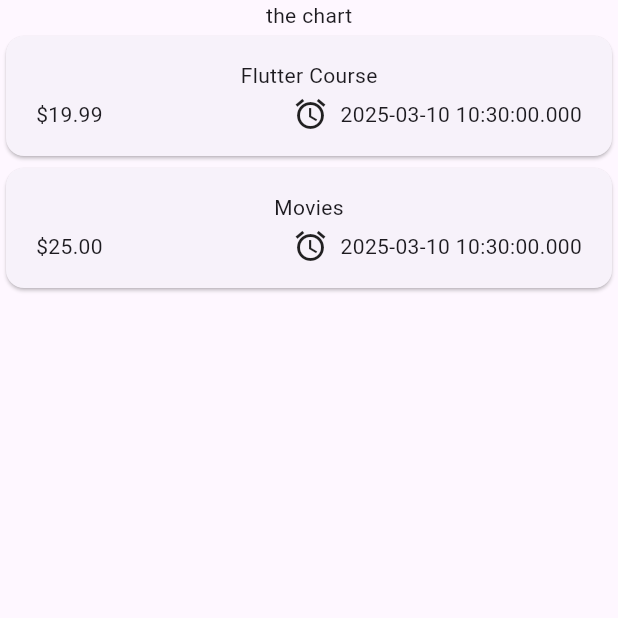
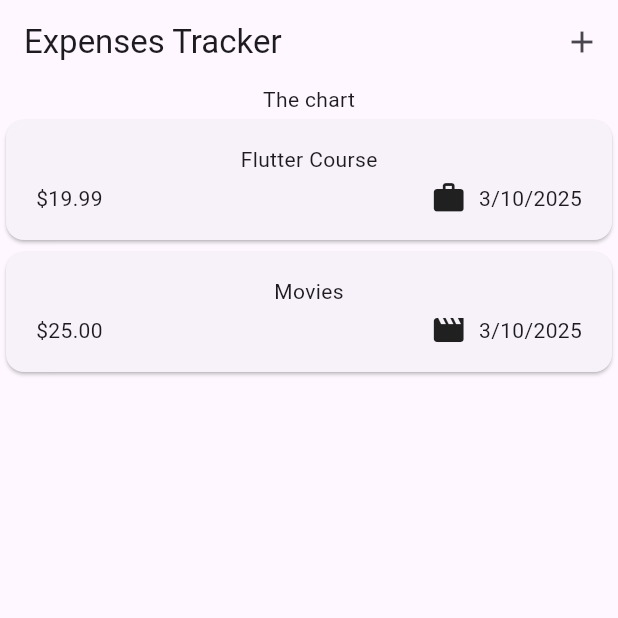
Before and after one commit to DRANZEER/Expense-tracker-app, a Flutter app: the screen it shows after launch, on a phone screen of 412 x 824 dp, the top half of it. Run offline on Flutter 3.47's test engine with Material 3 defaults, Android fonts, the phone set to English and light mode, and no system bars.

Commit message:
completed adding App bar and added option to add  new expenses and show error massage if invalid expenses is added.

```diff
--- a/lib/main.dart
+++ b/lib/main.dart
@@ -3,8 +3,9 @@ import 'package:expense_tracker/widgets/expenses.dart';
 
 void main() {
   runApp(
-    const MaterialApp(
-      home: Expenses(),
+    MaterialApp(
+      theme: ThemeData(useMaterial3: true),
+      home: const Expenses(),
     ),
   );
 }
--- a/lib/models/expense.dart
+++ b/lib/models/expense.dart
@@ -1,4 +1,8 @@
+import 'package:flutter/material.dart';
 import 'package:uuid/uuid.dart';
+import 'package:intl/intl.dart';
+
+final formatter = DateFormat.yMd();
 
 final uuid = Uuid();
 
@@ -9,8 +13,15 @@ enum Category {
   work,
 }
 
+const categoryIcons = {
+  Category.food: Icons.lunch_dining,
+  Category.travel: Icons.travel_explore_rounded,
+  Category.leisure: Icons.movie,
+  Category.work: Icons.work,
+};
+
 class Expense {
-   Expense({
+  Expense({
     required this.title,
     required this.amount,
     required this.date,
@@ -22,4 +33,8 @@ class Expense {
   final double amount;
   final DateTime date;
   final Category category;
+
+  String get formattedDate {
+    return formatter.format(date);
+  }
 }
--- a/lib/widgets/expense_item.dart
+++ b/lib/widgets/expense_item.dart
@@ -24,9 +24,9 @@ class ExpenseItem extends StatelessWidget {
                 const Spacer(),
                 Row(
                   children: [
-                    Icon(Icons.alarm),
+                    Icon(categoryIcons[expense.category]),
                     const SizedBox(width: 8),
-                    Text(expense.date.toString()),
+                    Text(expense.formattedDate),
                   ],
                 ),
               ],
--- a/lib/widgets/expenses.dart
+++ b/lib/widgets/expenses.dart
@@ -1,5 +1,6 @@
 import 'package:expense_tracker/widgets/expenses_list.dart';
 import 'package:expense_tracker/models/expense.dart';
+import 'package:expense_tracker/widgets/new_expenses.dart';
 import 'package:flutter/material.dart';
 
 class Expenses extends StatefulWidget {
@@ -26,12 +27,29 @@ class _ExpensesState extends State<Expenses> {
       category: Category.leisure,
     ),
   ];
+
+  void _openAddExpenseOverlay() {
+    showModalBottomSheet(
+      context: context,
+      builder: (ctx) => NewExpenses(),
+    );
+  }
+
   @override
   Widget build(BuildContext context) {
     return Scaffold(
+      appBar: AppBar(
+        title: Text('Expenses Tracker'),
+        actions: [
+          IconButton(
+            onPressed: _openAddExpenseOverlay,
+            icon: Icon(Icons.add),
+          ),
+        ],
+      ),
       body: Column(
         children: [
-          Text('the chart'),
+          Text('The chart'),
           Expanded(
             child: ExpensesList(expenses: _registeredExpenses),
           ),
--- a/pubspec.yaml
+++ b/pubspec.yaml
@@ -35,6 +35,7 @@ dependencies:
   # Use with the CupertinoIcons class for iOS style icons.
   cupertino_icons: ^1.0.8
   uuid: ^4.5.1
+  intl: ^0.20.2
 
 dev_dependencies:
   flutter_test:
```
Also changed, not shown: lib/widgets/new_expenses.dart (added, +160 -0 lines), pubspec.lock.
